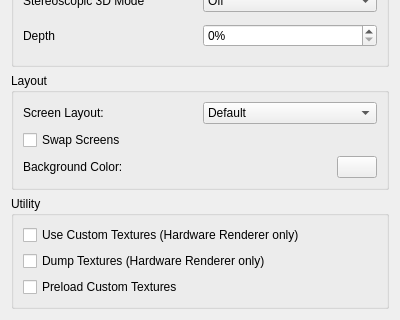
PabloMK7/citra, file src/citra_qt/configuration/configure_graphics.ui: the form before one commit; both pictures show x 0 to 400 and y 283 to 603 of the 400 by 603 pixel window.
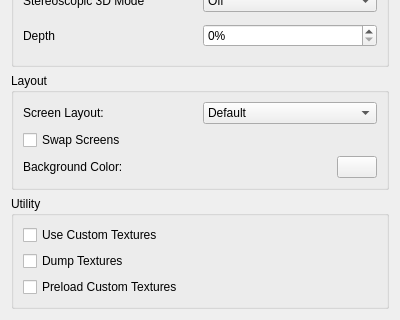
The form after the commit.

Patch:
```diff
--- a/src/citra_qt/configuration/configure_graphics.ui
+++ b/src/citra_qt/configuration/configure_graphics.ui
@@ -340,7 +340,7 @@
          <string>&lt;html&gt;&lt;head/&gt;&lt;body&gt;&lt;p&gt;Replace textures with PNG files.&lt;/p&gt;&lt;p&gt;Textures are loaded from load/textures/[Title ID]/.&lt;/p&gt;&lt;/body&gt;&lt;/html&gt;</string>
         </property>
         <property name="text">
-         <string>Use Custom Textures (Hardware Renderer only)</string>
+         <string>Use Custom Textures</string>
         </property>
        </widget>
       </item>
@@ -350,7 +350,7 @@
          <string>&lt;html&gt;&lt;head/&gt;&lt;body&gt;&lt;p&gt;Dump textures to PNG files.&lt;/p&gt;&lt;p&gt;Textures are dumped to dump/textures/[Title ID]/.&lt;/p&gt;&lt;/body&gt;&lt;/html&gt;</string>
         </property>
         <property name="text">
-         <string>Dump Textures (Hardware Renderer only)</string>
+         <string>Dump Textures</string>
         </property>
        </widget>
       </item>
```
